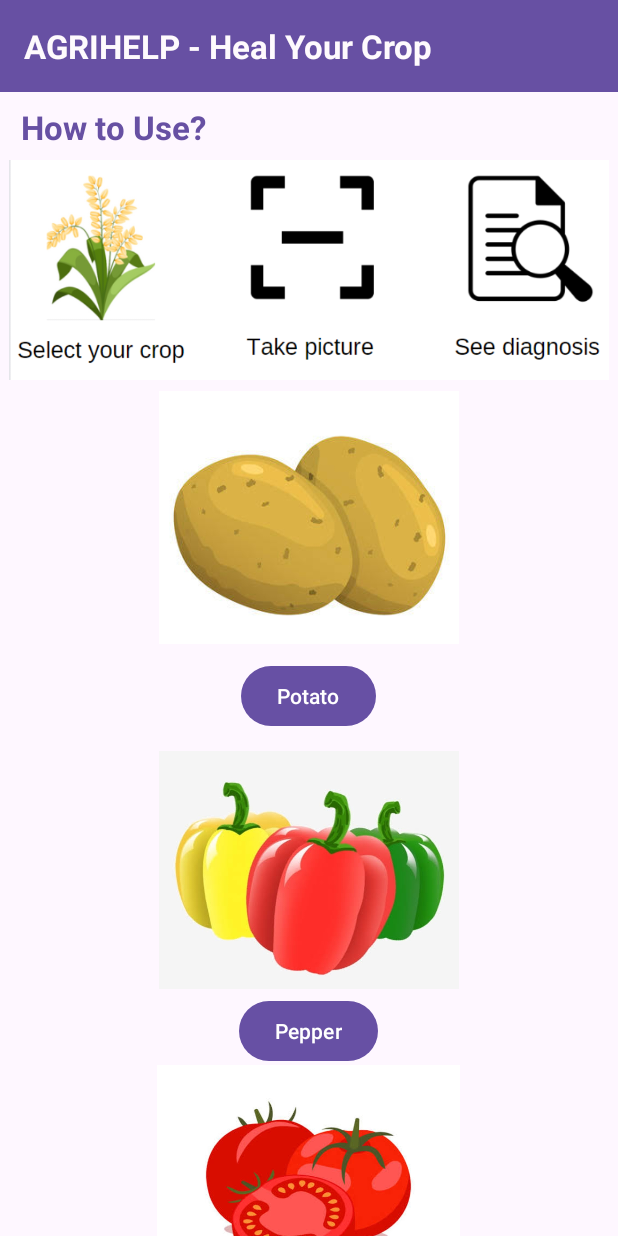
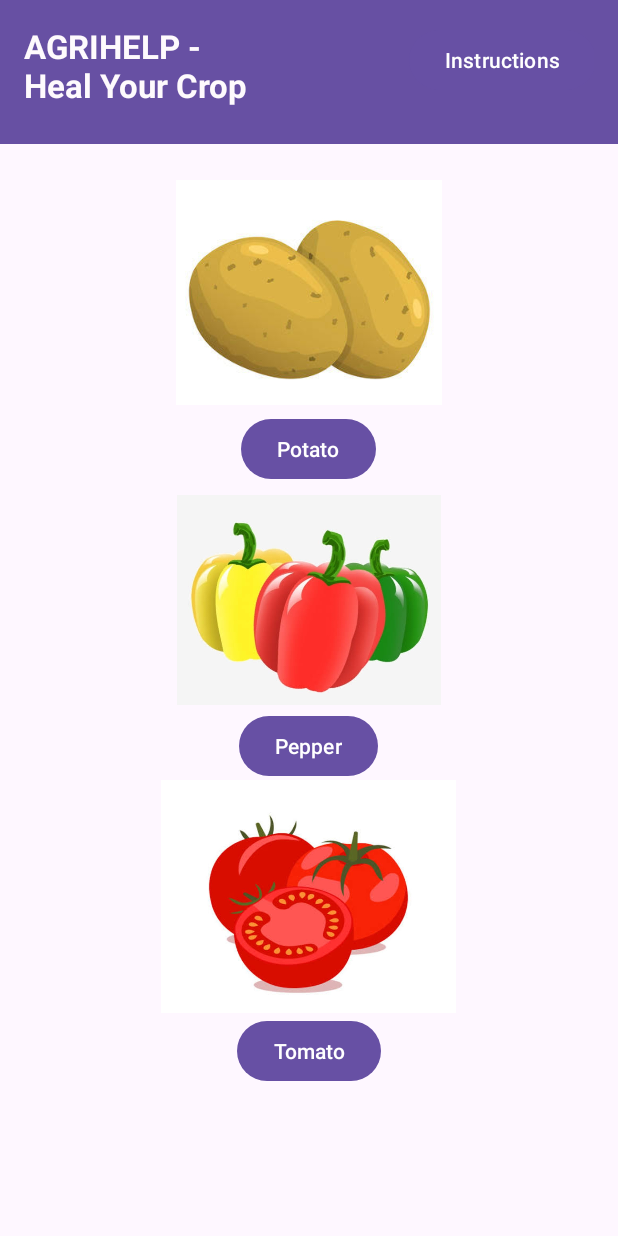
Before and after one commit to Aakarsh2Mittal/App-dev, an Android app: the screen it shows after launch (HomeActivity), on a phone screen of 412 x 824 dp. Run offline under Robolectric (Android 15) with nearby library versions, the phone set to English and light mode, and no system bars.

Commit message:
adding instructions button

```diff
--- a/app/src/main/java/com/example/potato3/HomeActivity.java
+++ b/app/src/main/java/com/example/potato3/HomeActivity.java
@@ -7,14 +7,29 @@ import android.os.Bundle;
 import android.view.View;
 import android.widget.Button;
 import android.widget.Toolbar;
-
+import android.widget.ImageView;
 
 public class HomeActivity extends AppCompatActivity {
-
+    private ImageView imageView;
     @Override
     protected void onCreate(Bundle savedInstanceState) {
         super.onCreate(savedInstanceState);
         setContentView(R.layout.activity_home);
+        imageView = findViewById(R.id.imageView);
+        Button instruct = findViewById(R.id.instruct);
+        instruct.setOnClickListener(new View.OnClickListener() {
+            @Override
+            public void onClick(View v) {
+
+                imageView.setImageResource(R.drawable.instructions); // Replace "your_image" with your image resource
+                if (imageView.getVisibility() == View.VISIBLE) {
+                    imageView.setVisibility(View.GONE);
+                } else {
+                    imageView.setVisibility(View.VISIBLE);
+                }
+            }
+        });
+
 
         // Button 1 Click Listener
         Button button1 = findViewById(R.id.button1);
--- a/app/src/main/res/layout/activity_home.xml
+++ b/app/src/main/res/layout/activity_home.xml
@@ -1,9 +1,12 @@
 <?xml version="1.0" encoding="utf-8"?>
+
+
+
 <ScrollView xmlns:android="http://schemas.android.com/apk/res/android"
+    xmlns:tools="http://schemas.android.com/tools"
     android:layout_width="match_parent"
     android:layout_height="match_parent">
 <RelativeLayout
-    xmlns:tools="http://schemas.android.com/tools"
     android:layout_width="match_parent"
     android:layout_height="match_parent"
     tools:context=".HomeActivity">
@@ -15,28 +18,22 @@
     <!-- Image Pepper -->
 
     <!-- Title Bar -->
-    <TextView
-        android:layout_width="wrap_content"
-        android:layout_height="wrap_content"
-        android:layout_marginTop="70dp"
-        android:textColor="#6750A3"
-        android:textSize="22sp"
-        android:textStyle="bold"
-        android:text="How to Use?"
-        android:paddingLeft="14dp"/>
-    <ImageView
-        android:id="@+id/instructions"
-        android:layout_width="400dp"
-        android:layout_height="160dp"
-        android:layout_centerHorizontal="true"
-        android:layout_marginTop="100dp"
-        android:src="@drawable/instructions" />
+<!--    <TextView-->
+<!--        android:layout_width="wrap_content"-->
+<!--        android:layout_height="wrap_content"-->
+<!--        android:layout_marginTop="80dp"-->
+<!--        android:textColor="#6750A3"-->
+<!--        android:textSize="22sp"-->
+<!--        android:textStyle="bold"-->
+<!--        android:text="Select your Crop"-->
+<!--        android:paddingLeft="14dp"/>-->
+
     <ImageView
         android:id="@+id/imagePotato"
         android:layout_width="200dp"
-        android:layout_height="170dp"
+        android:layout_height="150dp"
         android:layout_centerHorizontal="true"
-        android:layout_marginTop="260dp"
+        android:layout_marginTop="120dp"
         android:src="@drawable/potato" />
 
     <!-- Button 1 -->
@@ -49,20 +46,20 @@
     <ImageView
         android:id="@+id/imageTomato"
         android:layout_width="250dp"
-        android:layout_height="160dp"
+        android:layout_height="155dp"
 
 
         android:layout_centerHorizontal="true"
 
-        android:layout_marginTop="710dp"
+        android:layout_marginTop="520dp"
         android:src="@drawable/tomato" />
 
     <ImageView
         android:id="@+id/imagePepper"
         android:layout_width="200dp"
-        android:layout_height="160dp"
+        android:layout_height="140dp"
         android:layout_centerHorizontal="true"
-        android:layout_marginTop="500dp"
+        android:layout_marginTop="330dp"
         android:src="@drawable/pepper" />
 
 <!--    <LinearLayout-->
@@ -90,6 +87,39 @@
 <!--            android:contentDescription="info_icon"-->
 <!--            android:onClick="showContextMenu" />-->
 <!--    </LinearLayout>-->
+
+
+
+    <Button
+        android:id="@+id/button1"
+        android:layout_width="wrap_content"
+        android:layout_height="wrap_content"
+        android:layout_centerHorizontal="true"
+        android:layout_marginTop="275dp"
+        android:onClick="goToActivity1"
+        android:text="Potato"
+        />
+
+    <Button
+        android:id="@+id/button2"
+        android:layout_width="wrap_content"
+        android:layout_height="wrap_content"
+        android:layout_below="@id/button1"
+        android:layout_marginTop="150dp"
+        android:layout_centerHorizontal="true"
+        android:onClick="goToActivity2"
+        android:text="Pepper" />
+
+    <Button
+        android:id="@+id/button3"
+        android:layout_width="wrap_content"
+        android:layout_height="wrap_content"
+        android:layout_centerHorizontal="true"
+        android:layout_marginTop="155dp"
+        android:layout_below="@id/button2"
+        android:onClick="goToActivity3"
+        android:text="Tomato" />
+
     <RelativeLayout
         android:id="@+id/titleBar"
         android:layout_width="match_parent"
@@ -101,40 +131,29 @@
             android:id="@+id/titleText"
             android:layout_width="wrap_content"
             android:layout_height="wrap_content"
-            android:text="AGRIHELP - Heal Your Crop"
+            android:text="AGRIHELP - \nHeal Your Crop"
             android:textColor="#FEFAFD"
             android:textSize="22sp"
             android:textStyle="bold" />
 
+        <Button
+            android:id="@+id/instruct"
+            android:layout_width="wrap_content"
+            android:layout_height="wrap_content"
+            android:layout_alignEnd="@+id/titleText"
+            android:layout_marginEnd="-232dp"
+            android:text="Instructions" />
+
+        <ImageView
+            android:id="@+id/imageView"
+            android:layout_width="match_parent"
+            android:layout_height="wrap_content"
+            android:layout_below="@id/instruct"
+            android:layout_marginTop="16dp"
+            android:visibility="invisible" />
+
 
     </RelativeLayout>
-    <Button
-        android:id="@+id/button1"
-        android:layout_width="wrap_content"
-        android:layout_height="wrap_content"
-        android:layout_centerHorizontal="true"
-        android:layout_marginTop="440dp"
-        android:onClick="goToActivity1"
-        android:text="Potato" />
+</RelativeLayout>
 
-    <Button
-        android:id="@+id/button2"
-        android:layout_width="wrap_content"
-        android:layout_height="wrap_content"
-        android:layout_below="@id/button1"
-        android:layout_marginTop="175dp"
-        android:layout_centerHorizontal="true"
-        android:onClick="goToActivity2"
-        android:text="Pepper" />
-
-    <Button
-        android:id="@+id/button3"
-        android:layout_width="wrap_content"
-        android:layout_height="wrap_content"
-        android:layout_centerHorizontal="true"
-        android:layout_marginTop="165dp"
-        android:layout_below="@id/button2"
-        android:onClick="goToActivity3"
-        android:text="Tomato" />
-</RelativeLayout>
 </ScrollView>
```
Also changed, not shown: app/src/main/res/drawable/instructions_icon.png (added).
